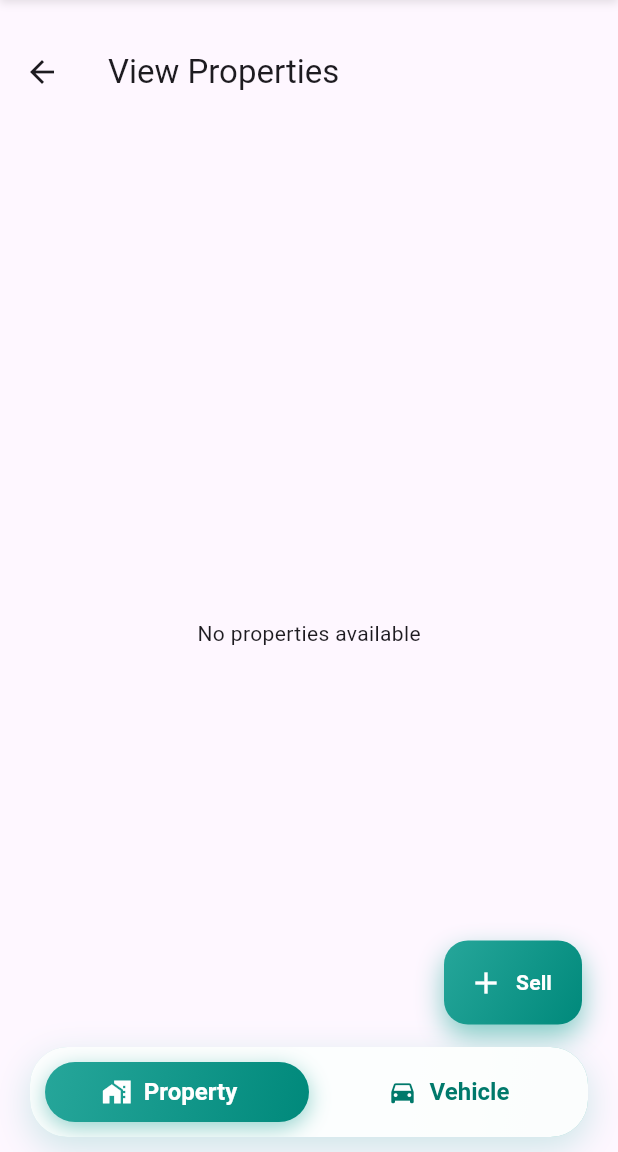
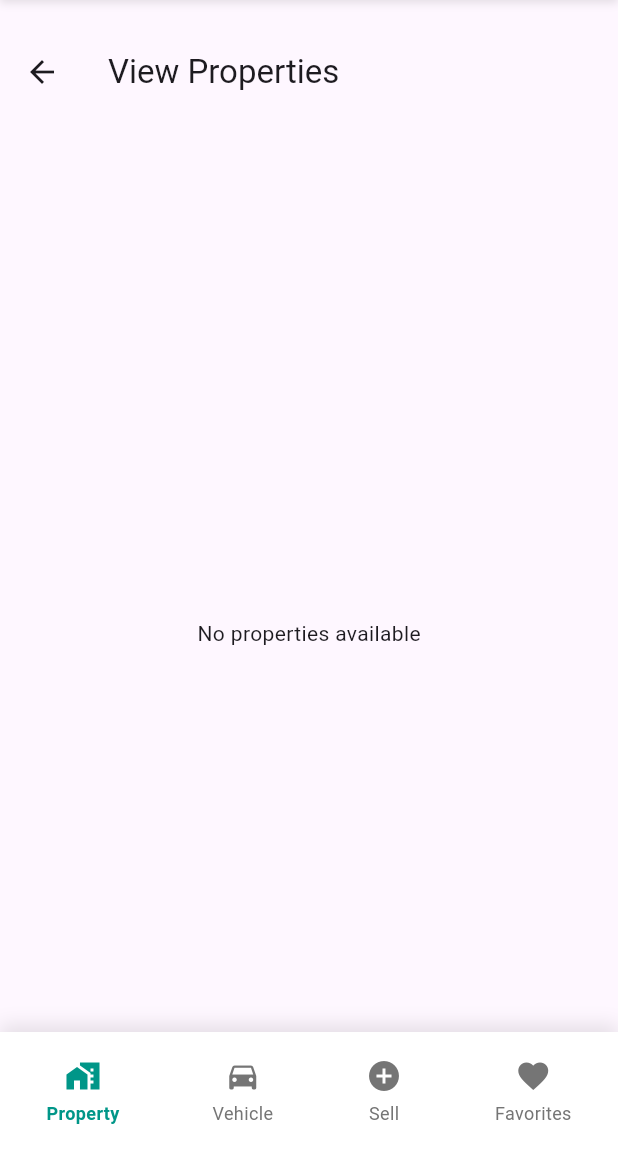
Before and after one commit to samarthpatel2005/Trexo_Frontend, a Flutter app: the HomeScreen screen opened by its route, on a phone screen of 412 x 824 dp, the part 84-1236 px from its top. Run offline on Flutter 3.47's test engine with Material 3 defaults, Android fonts, the phone set to English and light mode, and no system bars; our stand-ins replace carousel_slider, fluttertoast, shared_preferences; accounts and stored records are empty; network calls fail.

Commit message:
Update home_screen.dart

```diff
--- a/lib/screen/home_screen.dart
+++ b/lib/screen/home_screen.dart
@@ -13,6 +13,7 @@ class HomeScreen extends StatefulWidget {
 
 class _HomeScreenState extends State<HomeScreen> with TickerProviderStateMixin {
   bool showProperty = true;
+  int _selectedIndex = 0; // 0: Property, 1: Vehicle, 2: Sell, 3: Favorites
 
   @override
   Widget build(BuildContext context) {
@@ -32,28 +33,56 @@ class _HomeScreenState extends State<HomeScreen> with TickerProviderStateMixin {
               ),
             ],
           ),
-          // Floating Sell Button at bottom right
+          // Footer Navigation Bar
           Positioned(
-            bottom: 85, // Position above toggle bar
-            right: 24,
+            bottom: 0,
+            left: 0,
+            right: 0,
             child: Container(
+              height: 80,
               decoration: BoxDecoration(
-                gradient: LinearGradient(
-                  begin: Alignment.topLeft,
-                  end: Alignment.bottomRight,
-                  colors: [Colors.teal.shade400, Colors.teal.shade600],
-                ),
-                borderRadius: BorderRadius.circular(16),
+                color: Colors.white,
                 boxShadow: [
                   BoxShadow(
-                    color: Colors.teal.shade200,
-                    blurRadius: 15,
-                    offset: const Offset(0, 8),
+                    color: Colors.black.withOpacity(0.1),
+                    blurRadius: 10,
+                    offset: const Offset(0, -5),
                   ),
                 ],
               ),
-              child: FloatingActionButton.extended(
-                onPressed: () {
+              child: Row(
+                mainAxisAlignment: MainAxisAlignment.spaceAround,
+                children: [
+                  _buildNavItem(
+                    icon: Icons.home_work,
+                    label: 'Property',
+                    isSelected: _selectedIndex == 0,
+                    onTap: () {
+                      setState(() {
+                        _selectedIndex = 0;
+                        showProperty = true;
+                      });
+                    },
+                  ),
+                  _buildNavItem(
+                    icon: Icons.directions_car,
+                    label: 'Vehicle',
+                    isSelected: _selectedIndex == 1,
+                    onTap: () {
+                      setState(() {
+                        _selectedIndex = 1;
+                        showProperty = false;
+                      });
+                    },
+                  ),
+                  _buildNavItem(
+                    icon: Icons.add_circle,
+                    label: 'Sell',
+                    isSelected: _selectedIndex == 2,
+                    onTap: () {
+                      setState(() {
+                        _selectedIndex = 2;
+                      });
                       Navigator.push(
                         context,
                         MaterialPageRoute(
@@ -61,177 +90,24 @@ class _HomeScreenState extends State<HomeScreen> with TickerProviderStateMixin {
                         ),
                       );
                     },
-                backgroundColor: Colors.transparent,
-                elevation: 0,
-                icon: const Icon(Icons.add, color: Colors.white),
-                label: const Text(
-                  'Sell',
-                  style: TextStyle(
-                    color: Colors.white,
-                    fontWeight: FontWeight.bold,
                   ),
+                  _buildNavItem(
+                    icon: Icons.favorite,
+                    label: 'Favorites',
+                    isSelected: _selectedIndex == 3,
+                    onTap: () {
+                      setState(() {
+                        _selectedIndex = 3;
+                      });
+                      // TODO: Navigate to favorites screen
+                      ScaffoldMessenger.of(context).showSnackBar(
+                        const SnackBar(
+                          content: Text('Favorites screen coming soon!'),
                         ),
-              ),
-            ),
-          ),
-          // Full Width Toggle Bar at Bottom
-          Positioned(
-            bottom: 0, // Position at the very bottom of screen
-            left: 0,
-            right: 0,
-            child: Container(
-              margin: const EdgeInsets.symmetric(horizontal: 20, vertical: 10),
-              decoration: BoxDecoration(
-                borderRadius: BorderRadius.circular(25),
-                gradient: LinearGradient(
-                  begin: Alignment.topLeft,
-                  end: Alignment.bottomRight,
-                  colors: [Colors.teal.shade50, Colors.teal.shade100],
-                ),
-                boxShadow: [
-                  BoxShadow(
-                    color: Colors.teal.shade200.withOpacity(0.4),
-                    blurRadius: 20,
-                    offset: const Offset(0, 8),
+                      );
+                    },
                   ),
                 ],
-              ),
-              child: ClipRRect(
-                borderRadius: BorderRadius.circular(25),
-                child: Container(
-                  height: 60,
-                  decoration: BoxDecoration(
-                    color: Colors.white.withOpacity(0.95),
-                    borderRadius: BorderRadius.circular(25),
-                  ),
-                  child: Stack(
-                    children: [
-                      // Animated Background
-                      AnimatedPositioned(
-                        duration: const Duration(milliseconds: 400),
-                        curve: Curves.easeInOutCubic,
-                        left:
-                            showProperty
-                                ? 10
-                                : MediaQuery.of(context).size.width / 2 - 10,
-                        top: 10,
-                        bottom: 10,
-                        width: MediaQuery.of(context).size.width / 2 - 30,
-                        child: Container(
-                          decoration: BoxDecoration(
-                            gradient: LinearGradient(
-                              begin: Alignment.topLeft,
-                              end: Alignment.bottomRight,
-                              colors: [
-                                Colors.teal.shade400,
-                                Colors.teal.shade600,
-                              ],
-                            ),
-                            borderRadius: BorderRadius.circular(20),
-                            boxShadow: [
-                              BoxShadow(
-                                color: Colors.teal.shade300.withOpacity(0.6),
-                                blurRadius: 12,
-                                offset: const Offset(0, 4),
-                              ),
-                            ],
-                          ),
-                        ),
-                      ),
-                      // Toggle Options
-                      Row(
-                        children: [
-                          Expanded(
-                            child: GestureDetector(
-                              onTap: () => setState(() => showProperty = true),
-                              child: Container(
-                                height: 60,
-                                decoration: BoxDecoration(
-                                  borderRadius: BorderRadius.circular(25),
-                                ),
-                                child: Center(
-                                  child: AnimatedDefaultTextStyle(
-                                    duration: const Duration(milliseconds: 300),
-                                    style: TextStyle(
-                                      color:
-                                          showProperty
-                                              ? Colors.white
-                                              : Colors.teal.shade700,
-                                      fontWeight:
-                                          showProperty
-                                              ? FontWeight.bold
-                                              : FontWeight.w600,
-                                      fontSize: 16,
-                                    ),
-                                    child: Row(
-                                      mainAxisAlignment:
-                                          MainAxisAlignment.center,
-                                      children: [
-                                        Icon(
-                                          Icons.home_work,
-                                          color:
-                                              showProperty
-                                                  ? Colors.white
-                                                  : Colors.teal.shade700,
-                                          size: 20,
-                                        ),
-                                        const SizedBox(width: 8),
-                                        const Text("Property"),
-                                      ],
-                                    ),
-                                  ),
-                                ),
-                              ),
-                            ),
-                          ),
-                          Expanded(
-                            child: GestureDetector(
-                              onTap: () => setState(() => showProperty = false),
-                              child: Container(
-                                height: 60,
-                                decoration: BoxDecoration(
-                                  borderRadius: BorderRadius.circular(25),
-                                ),
-                                child: Center(
-                                  child: AnimatedDefaultTextStyle(
-                                    duration: const Duration(milliseconds: 300),
-                                    style: TextStyle(
-                                      color:
-                                          !showProperty
-                                              ? Colors.white
-                                              : Colors.teal.shade700,
-                                      fontWeight:
-                                          !showProperty
-                                              ? FontWeight.bold
-                                              : FontWeight.w600,
-                                      fontSize: 16,
-                                    ),
-                                    child: Row(
-                                      mainAxisAlignment:
-                                          MainAxisAlignment.center,
-                                      children: [
-                                        Icon(
-                                          Icons.directions_car,
-                                          color:
-                                              !showProperty
-                                                  ? Colors.white
-                                                  : Colors.teal.shade700,
-                                          size: 20,
-                                        ),
-                                        const SizedBox(width: 8),
-                                        const Text("Vehicle"),
-                                      ],
-                                    ),
-                                  ),
-                                ),
-                              ),
-                            ),
-                          ),
-                        ],
-                      ),
-                    ],
-                  ),
-                ),
               ),
             ),
           ),
@@ -239,4 +115,37 @@ class _HomeScreenState extends State<HomeScreen> with TickerProviderStateMixin {
       ),
     );
   }
+
+  Widget _buildNavItem({
+    required IconData icon,
+    required String label,
+    required bool isSelected,
+    required VoidCallback onTap,
+  }) {
+    return GestureDetector(
+      onTap: onTap,
+      child: Container(
+        padding: const EdgeInsets.symmetric(vertical: 8),
+        child: Column(
+          mainAxisSize: MainAxisSize.min,
+          children: [
+            Icon(
+              icon,
+              size: 24,
+              color: isSelected ? Colors.teal : Colors.grey[600],
+            ),
+            const SizedBox(height: 4),
+            Text(
+              label,
+              style: TextStyle(
+                fontSize: 12,
+                fontWeight: isSelected ? FontWeight.bold : FontWeight.normal,
+                color: isSelected ? Colors.teal : Colors.grey[600],
+              ),
+            ),
+          ],
+        ),
+      ),
+    );
   }
+}
```
Lines whose indentation alone changed are shown as unchanged.
